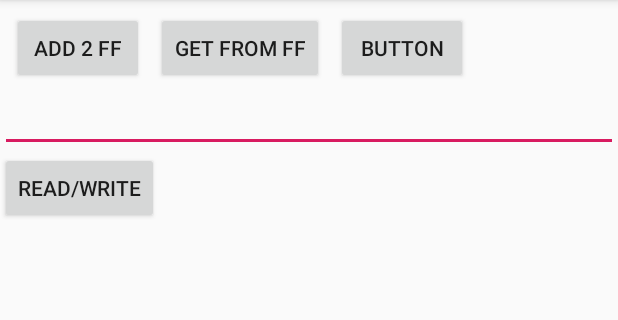
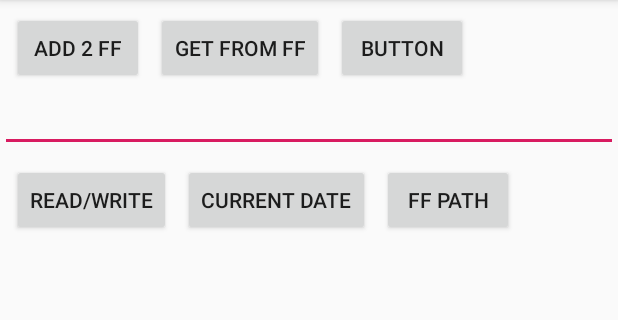
Before and after one commit to prome02/MyKtFirebaseStore, an Android app: the Main2Activity screen opened directly, with no data from a screen before it, on a phone screen of 412 x 824 dp, the part 84-404 px from its top. Run offline under Robolectric (Android 15) with nearby library versions, the phone set to English and light mode, and no system bars; our stand-ins replace Firebase (no records; nobody signed in at launch, a user with empty details on screens opened directly); libraries missing offline, so code that uses them is left out: com.google.protobuf.compiler.

```diff
--- a/app/src/main/java/com/example/myktfirebasestore/PublicFunction.kt
+++ b/app/src/main/java/com/example/myktfirebasestore/PublicFunction.kt
@@ -31,7 +31,7 @@ class HelpObject(val ctx: Context, val titleMsgId:Int, val contentId:Int): View.
 //        }
 
         fun stringToDate(ct: Context, strDate: String): Date {
-            val dft = SimpleDateFormat("yyyy/mm/dd")
+            val dft = SimpleDateFormat("yyyy/MM/dd")
             val da = dft.parse(strDate)
             if (da == null) throw Exception()
             else return da
--- a/app/src/main/res/layout/activity_main2.xml
+++ b/app/src/main/res/layout/activity_main2.xml
@@ -58,8 +58,32 @@
         android:id="@+id/button17"
         android:layout_width="wrap_content"
         android:layout_height="wrap_content"
+        android:layout_marginStart="8dp"
+        android:layout_marginTop="8dp"
         android:onClick="onClickReadWriteTest"
         android:text="read/write"
         app:layout_constraintStart_toStartOf="parent"
-        app:layout_constraintTop_toBottomOf="@+id/lvCities" />
+        app:layout_constraintTop_toBottomOf="@+id/edtInput" />
+
+    <Button
+        android:id="@+id/button18"
+        android:layout_width="wrap_content"
+        android:layout_height="wrap_content"
+        android:layout_marginStart="8dp"
+        android:layout_marginTop="8dp"
+        android:onClick="onCurrentDate"
+        android:text="current date"
+        app:layout_constraintStart_toEndOf="@+id/button17"
+        app:layout_constraintTop_toBottomOf="@+id/edtInput" />
+
+    <Button
+        android:id="@+id/button19"
+        android:layout_width="wrap_content"
+        android:layout_height="wrap_content"
+        android:layout_marginStart="8dp"
+        android:layout_marginTop="8dp"
+        android:onClick="onPathFF"
+        android:text="FF path"
+        app:layout_constraintStart_toEndOf="@+id/button18"
+        app:layout_constraintTop_toBottomOf="@+id/edtInput" />
 </androidx.constraintlayout.widget.ConstraintLayout>
--- /dev/null
+++ b/app/src/main/res/values/ids.xml
@@ -0,0 +1,5 @@
+<?xml version="1.0" encoding="utf-8"?>
+<resources>
+    <item name="A1" type="id" />
+    <item name="A2" type="id" />
+</resources>
--- a/app/src/main/res/values/styles.xml
+++ b/app/src/main/res/values/styles.xml
@@ -15,9 +15,9 @@
 
     <style name="sty_gen_sel" parent="TextAppearance.AppCompat.Button">
         <item name="android:layout_width">21pt</item>
-
         <item name="android:layout_height">wrap_content</item>
         <item name="android:background">@drawable/check</item>
+        <item name="android:textAllCaps">false</item>
     </style>
 
 
```
Also changed, not shown: app/src/main/java/com/example/myktfirebasestore/FFOperation.kt (added, +64 -0 lines), app/src/main/java/com/example/myktfirebasestore/Main2Activity.kt (+15 -0 lines).
